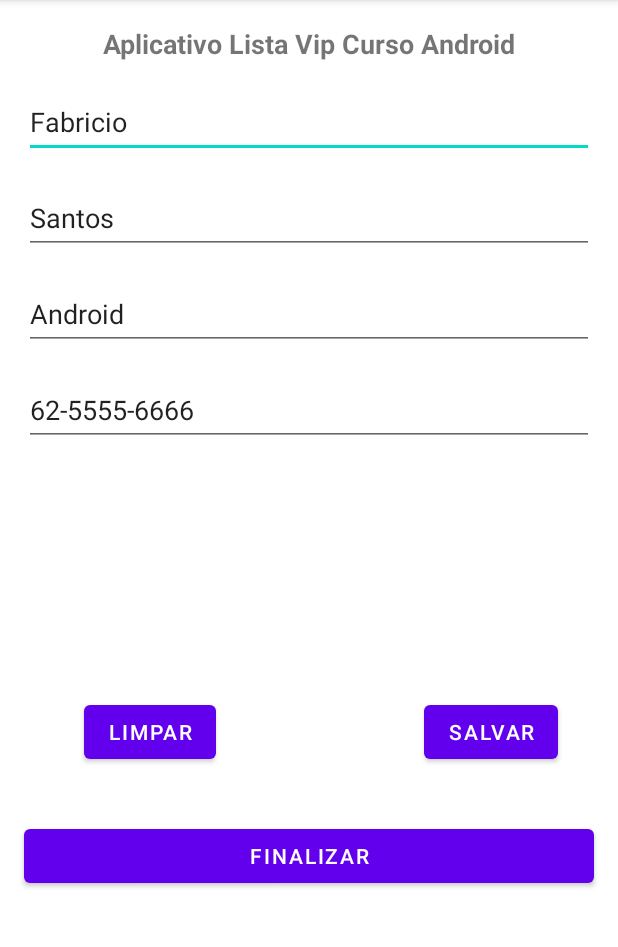
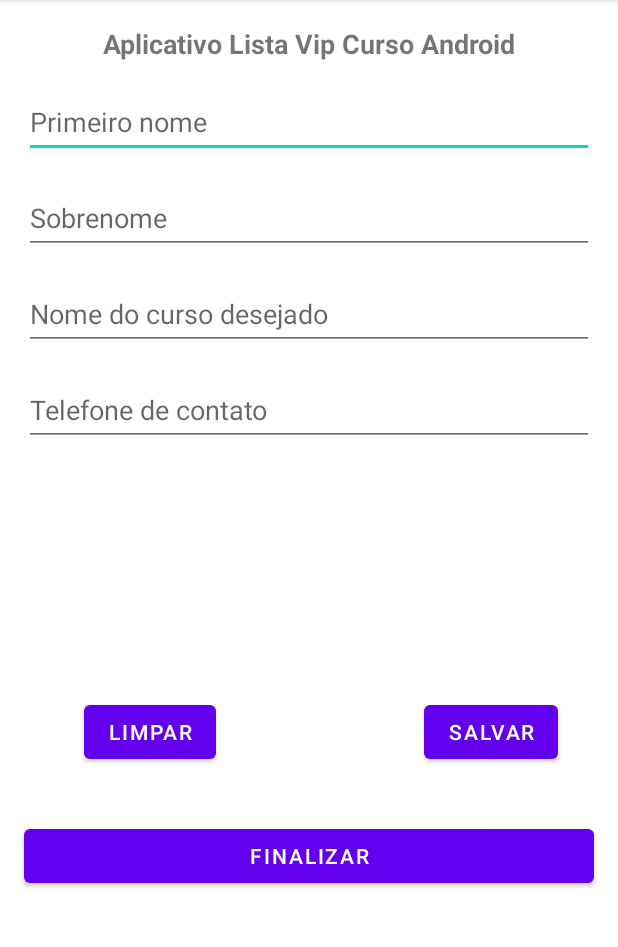
Before and after one commit to FabricioFernandesSantos/Desenvolvimento-Android-2023, an Android app: the screen it shows after launch (MainActivity), on a phone screen of 412 x 824 dp, the part 84-1031 px from its top. Run offline under Robolectric (Android 15) with nearby library versions, the phone set to English and light mode, and no system bars.

Commit message:
SharedPreference buscar dados

```diff
--- a/AppListaCurso/app/src/main/java/com/fstech/applistacurso/view/MainActivity.java
+++ b/AppListaCurso/app/src/main/java/com/fstech/applistacurso/view/MainActivity.java
@@ -52,33 +52,27 @@ public class MainActivity extends AppCompatActivity {
         controller = new PessoaController();
         controller.toString();
 
+        pessoa = new Pessoa();
 
-        pessoa = new Pessoa();
-        pessoa.setPrimeiroNome("Fabricio");
-        pessoa.setSobreNome("Santos");
-        pessoa.setCursoDesejado("Android");
-        pessoa.setTelefoneContato("62-5555-6666");
-
-        outraPessoa = new Pessoa();
-        outraPessoa.setPrimeiroNome("Julia");
-        outraPessoa.setSobreNome("Stival");
-        outraPessoa.setCursoDesejado("Java");
-        outraPessoa.setTelefoneContato("62-5555-7777");
+        pessoa.setPrimeiroNome(preferences.getString("primeiroNome",""));
+        pessoa.setSobreNome(preferences.getString("sobreNome",""));
+        pessoa.setCursoDesejado(preferences.getString("nomeCurso",""));
+        pessoa.setTelefoneContato(preferences.getString("telefoneContato",""));
 
         editPrimeiroNome = findViewById(R.id.editPrimeiroNome);
         editSobrenomeAluno = findViewById(R.id.editSobrenomeAluno);
         editNomeCurso = findViewById(R.id.editNomeCurso);
         editTelefoneContato = findViewById(R.id.editTelefoneContato);
 
-        btnLimpar = findViewById(R.id.btnLimpar);
-        btnSalvar = findViewById(R.id.btnSalvar);
-        btnFinalizar = findViewById(R.id.btnFinalizar);
-
-
         editPrimeiroNome.setText(pessoa.getPrimeiroNome());
         editSobrenomeAluno.setText(pessoa.getSobreNome());
         editNomeCurso.setText(pessoa.getCursoDesejado());
         editTelefoneContato.setText(pessoa.getTelefoneContato());
+
+
+        btnLimpar = findViewById(R.id.btnLimpar);
+        btnSalvar = findViewById(R.id.btnSalvar);
+        btnFinalizar = findViewById(R.id.btnFinalizar);
 
 
         btnLimpar.setOnClickListener(new View.OnClickListener() {
@@ -124,7 +118,6 @@ public class MainActivity extends AppCompatActivity {
 
 
         Log.i("POOAndroid",pessoa.toString());
-        Log.i("POOAndroid",outraPessoa.toString());
 
     }
 }
```
